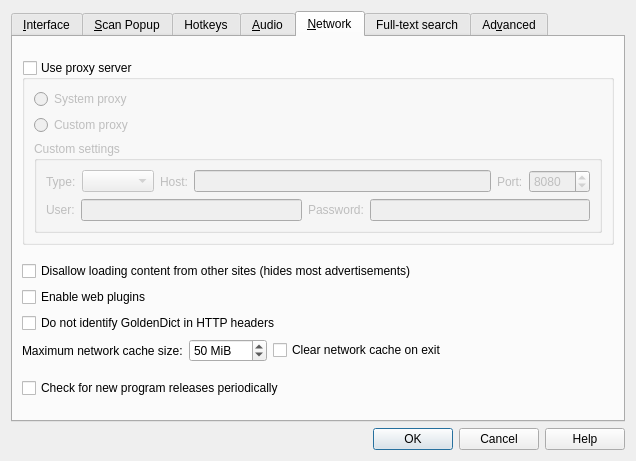
Qt form preferences.ui (goldendict/goldendict) before a commit.
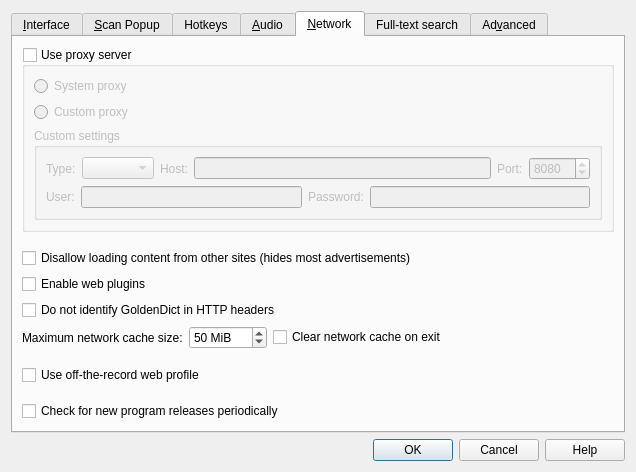
The same form after that commit. The open tabs and pages were chosen to show the change. Icons and pictures are not drawn. Custom widgets are drawn as their Qt base class.

Commit message:
WebEngine-specific: add off-the-record web profile option
The added option allows users to disable network cache and save disk
space (after deleting GD_CACHE_DIR/QtWebEngine/ and
GD_DATA_DIR/QtWebEngine/ manually). The option may also be useful for
privacy if website dictionaries become supported.

What changed in the file:
```diff
--- a/preferences.ui
+++ b/preferences.ui
@@ -1205,6 +1205,33 @@
          </item>
         </layout>
        </item>
+       <item>
+        <spacer name="offTheRecordVerticalSpacer">
+         <property name="orientation">
+          <enum>Qt::Vertical</enum>
+         </property>
+         <property name="sizeType">
+          <enum>QSizePolicy::Fixed</enum>
+         </property>
+         <property name="sizeHint" stdset="0">
+          <size>
+           <width>20</width>
+           <height>10</height>
+          </size>
+         </property>
+        </spacer>
+       </item>
+       <item>
+        <widget class="QCheckBox" name="offTheRecordWebProfile">
+         <property name="toolTip">
+          <string>An off-the-record profile leaves no record on the local machine,
+and has no persistent data or cache.</string>
+         </property>
+         <property name="text">
+          <string>Use off-the-record web profile</string>
+         </property>
+        </widget>
+       </item>
        <item>
         <spacer name="verticalSpacer_10">
          <property name="orientation">
```
Left out of the diff: 2 changed lines with no effect on the pictures. The commit also changes 12 other files.
